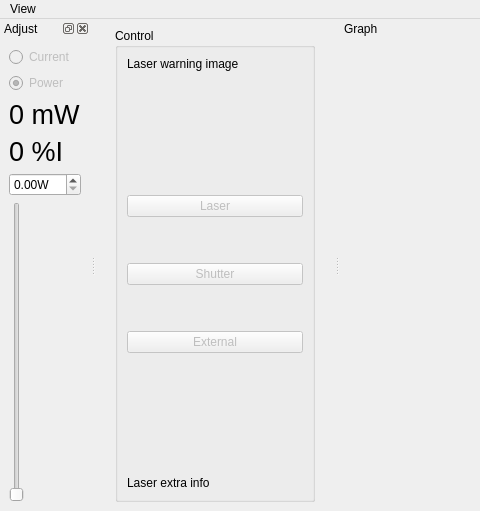
Above: gui/laser/ui_laser.ui from projecthira/qudi-hira before the change; both pictures show x 0 to 480 and y 0 to 511 of the 740 by 511 pixel window. Below: the same form after it.
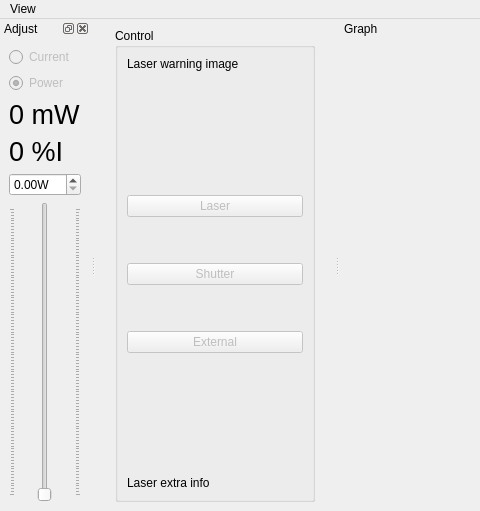
That is the form after the change. Icons and pictures are not drawn. Custom widgets are drawn as their Qt base class.

Commit message: Updated Depth Indicator UI and Config

What changed in the file:
```diff
--- a/gui/laser/ui_laser.ui
+++ b/gui/laser/ui_laser.ui
@@ -216,8 +216,8 @@
     <number>1</number>
    </attribute>
    <widget class="QWidget" name="dockWidgetContents_2">
-    <layout class="QGridLayout" name="gridLayout_2">
-     <item row="0" column="0">
+    <layout class="QVBoxLayout" name="verticalLayout_2">
+     <item>
       <widget class="QRadioButton" name="currentRadioButton">
        <property name="enabled">
         <bool>false</bool>
@@ -230,7 +230,7 @@
        </attribute>
       </widget>
      </item>
-     <item row="1" column="0">
+     <item>
       <widget class="QRadioButton" name="powerRadioButton">
        <property name="enabled">
         <bool>false</bool>
@@ -246,7 +246,7 @@
        </attribute>
       </widget>
      </item>
-     <item row="2" column="0">
+     <item>
       <widget class="QLabel" name="powerLabel">
        <property name="font">
         <font>
@@ -258,7 +258,7 @@
        </property>
       </widget>
      </item>
-     <item row="3" column="0">
+     <item>
       <widget class="QLabel" name="currentLabel">
        <property name="font">
         <font>
@@ -270,22 +270,53 @@
        </property>
       </widget>
      </item>
-     <item row="4" column="0">
+     <item>
       <widget class="ScienDSpinBox" name="setValueDoubleSpinBox">
        <property name="suffix">
         <string>W</string>
        </property>
       </widget>
      </item>
-     <item row="5" column="0">
+     <item>
+      <layout class="QVBoxLayout" name="verticalLayout_3">
+       <item>
       <widget class="QSlider" name="setValueVerticalSlider">
+         <property name="enabled">
+          <bool>true</bool>
+         </property>
+         <property name="sizePolicy">
+          <sizepolicy hsizetype="Expanding" vsizetype="Expanding">
+           <horstretch>0</horstretch>
+           <verstretch>0</verstretch>
+          </sizepolicy>
+         </property>
+         <property name="minimumSize">
+          <size>
+           <width>0</width>
+           <height>0</height>
+          </size>
+         </property>
+         <property name="layoutDirection">
+          <enum>Qt::LeftToRight</enum>
+         </property>
+         <property name="autoFillBackground">
+          <bool>false</bool>
+         </property>
        <property name="maximum">
         <number>100</number>
        </property>
        <property name="orientation">
         <enum>Qt::Vertical</enum>
        </property>
-      </widget>
+         <property name="tickPosition">
+          <enum>QSlider::TicksBothSides</enum>
+         </property>
+         <property name="tickInterval">
+          <number>0</number>
+         </property>
+        </widget>
+       </item>
+      </layout>
      </item>
     </layout>
    </widget>
```
Lines whose indentation alone changed are shown as unchanged. The commit also changes 5 other files.
